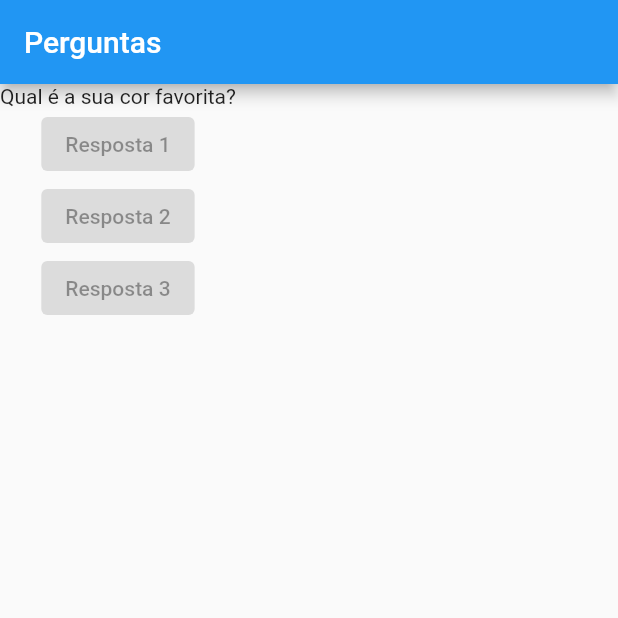
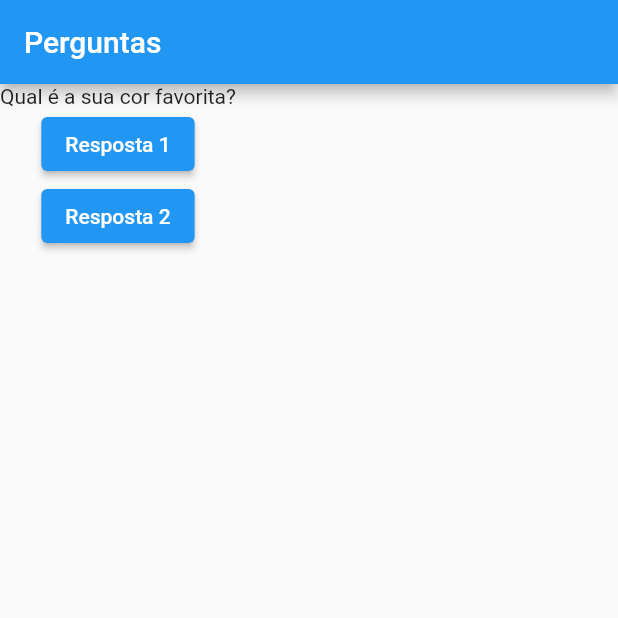
Before and after one commit to kaiqueBellmont/Flutter-Course, a Flutter app: the screen it shows after launch, on a phone screen of 412 x 824 dp, the top half of it. Run offline on Flutter 3.47's test engine with Material 2 defaults, Android fonts, the phone set to English and light mode, and no system bars.

Commit message:
third commit

```diff
--- a/questions_project/lib/main.dart
+++ b/questions_project/lib/main.dart
@@ -1,38 +1,43 @@
 import 'package:flutter/material.dart';
 
 void main() {
-  runApp(const PerguntaApp());
+  runApp(PerguntasApp());
 }
 
-class PerguntaApp extends StatelessWidget {
-  const PerguntaApp({super.key});
+class PerguntasApp extends StatefulWidget {
+  @override
+  _PerguntasAppState createState() => _PerguntasAppState();
+}
+
+class _PerguntasAppState extends State<PerguntasApp> {
+  int perguntaIndex = 0;
+
+  void responder() {
+    print("Pergunta Respondida !");
+  }
+
+  final List<String> perguntas = [
+    'Qual é a sua cor favorita?',
+    'Qual é o seu animal favorito?'
+  ];
 
   @override
   Widget build(BuildContext context) {
-    final perguntas = [
-      'Qual é a sua cor favorita?',
-      'Qual é o seu animal favorito?',
-    ];
-
     return MaterialApp(
       home: Scaffold(
         appBar: AppBar(
-          title: const Text('Perguntas'),
+          title: const Text("Perguntas"),
         ),
         body: Column(
-          children: [
+          children: <Widget>[
             Text(perguntas[0]),
-            const ElevatedButton(
-              onPressed: null,
-              child: Text('Resposta 1'),
+            ElevatedButton(
+              onPressed: responder,
+              child: const Text("Resposta 1"),
             ),
-            const ElevatedButton(
-              onPressed: null,
-              child: Text('Resposta 2'),
-            ),
-            const ElevatedButton(
-              onPressed: null,
-              child: Text('Resposta 3'),
+            ElevatedButton(
+              onPressed: responder,
+              child: const Text("Resposta 2"),
             ),
           ],
         ),
```
